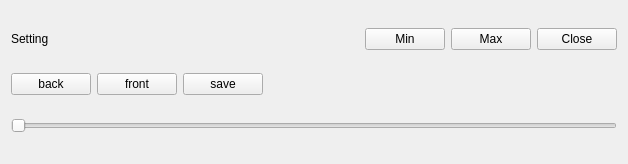
qiuzhiqian/wpmaster, file widget.ui: the form before one commit.
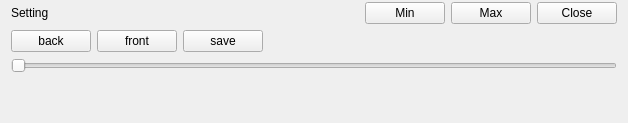
The form after the commit.

Commit message: 调整ui比例

```diff
--- a/widget.ui
+++ b/widget.ui
@@ -7,15 +7,24 @@
     <x>0</x>
     <y>0</y>
     <width>628</width>
-    <height>164</height>
+    <height>123</height>
    </rect>
   </property>
   <property name="windowTitle">
    <string>Widget</string>
   </property>
-  <layout class="QVBoxLayout" name="verticalLayout">
+  <layout class="QVBoxLayout" name="verticalLayout" stretch="0,1,1,0">
+   <property name="spacing">
+    <number>6</number>
+   </property>
+   <property name="topMargin">
+    <number>2</number>
+   </property>
    <item>
-    <layout class="QHBoxLayout" name="horizontalLayout_2">
+    <layout class="QHBoxLayout" name="horizontalLayout_2" stretch="1,0,0,0">
+     <property name="spacing">
+      <number>6</number>
+     </property>
      <item>
       <widget class="QLabel" name="label">
        <property name="text">
@@ -23,19 +32,6 @@
        </property>
       </widget>
      </item>
-     <item>
-      <spacer name="horizontalSpacer_2">
-       <property name="orientation">
-        <enum>Qt::Horizontal</enum>
-       </property>
-       <property name="sizeHint" stdset="0">
-        <size>
-         <width>40</width>
-         <height>20</height>
-        </size>
-       </property>
-      </spacer>
-     </item>
      <item>
       <widget class="QPushButton" name="btn_min">
        <property name="text">
@@ -104,6 +100,19 @@
      </property>
     </widget>
    </item>
+   <item>
+    <spacer name="verticalSpacer">
+     <property name="orientation">
+      <enum>Qt::Vertical</enum>
+     </property>
+     <property name="sizeHint" stdset="0">
+      <size>
+       <width>20</width>
+       <height>40</height>
+      </size>
+     </property>
+    </spacer>
+   </item>
   </layout>
  </widget>
  <resources/>
```
The commit also changes 1 other file.
